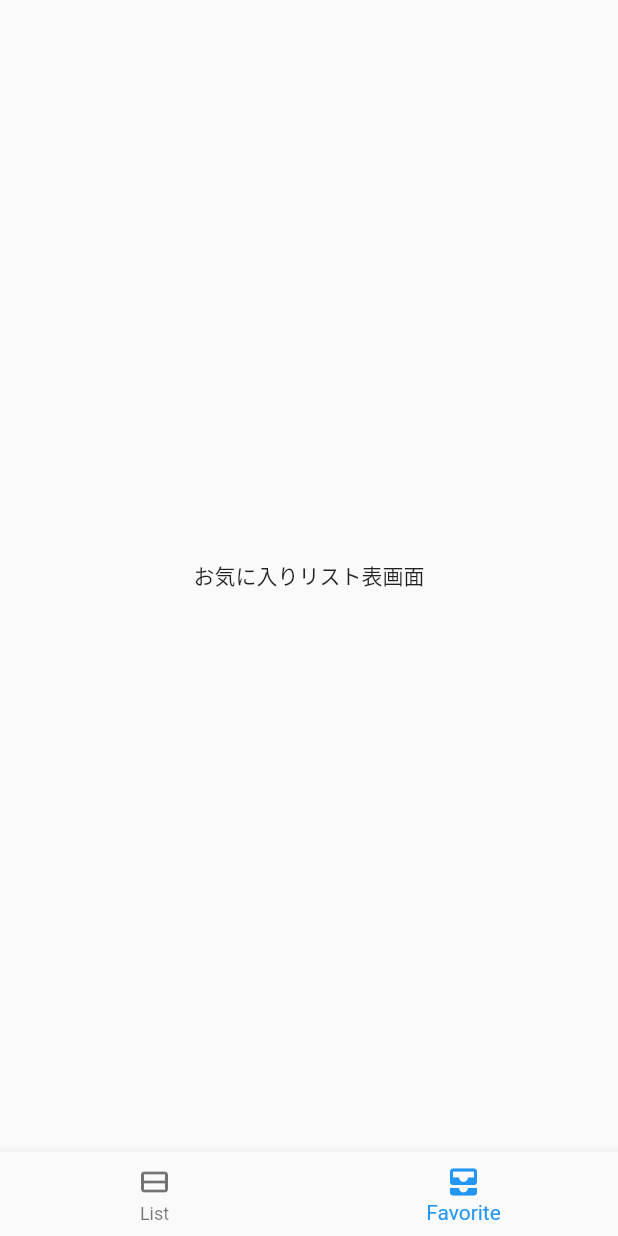
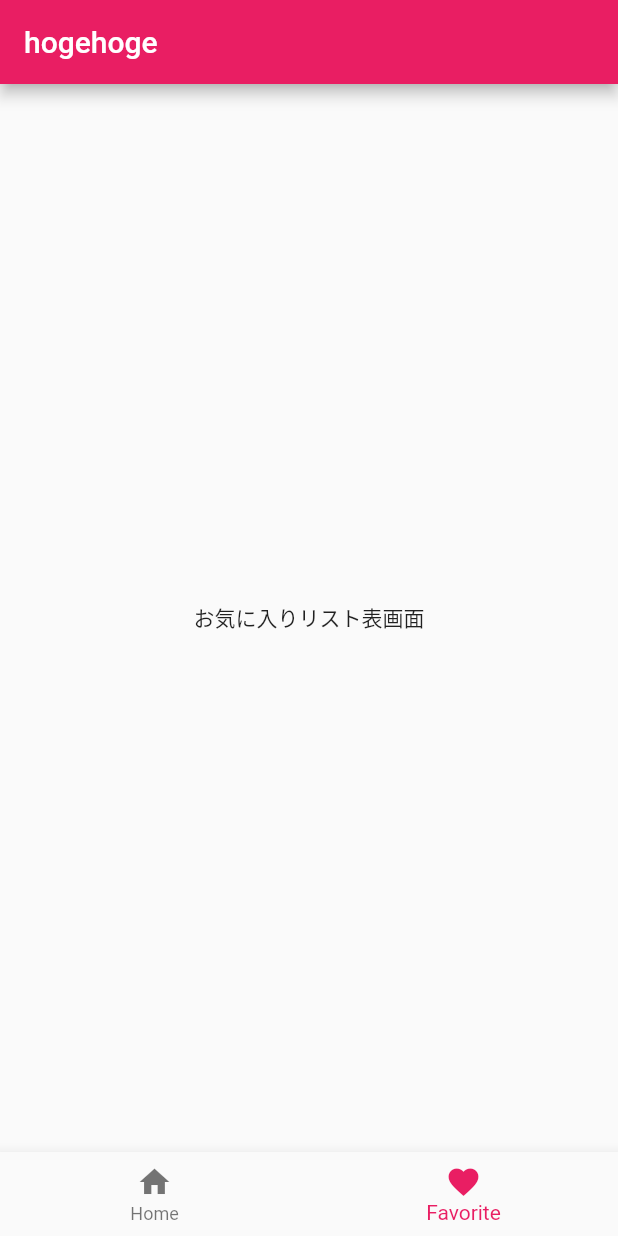
Before and after one commit to kiyokawakouji/list_sample, a Flutter app: the screen it shows after launch, item 2 of the bottom bar chosen, on a phone screen of 412 x 824 dp. Run offline on Flutter 3.47's test engine with Material 2 defaults, Android fonts, the phone set to English and light mode, and no system bars.

Commit message:
bottomnavigationをsetStateで制御する

```diff
--- /dev/null
+++ b/lib/home.dart
@@ -0,0 +1,49 @@
+import 'package:flutter/material.dart';
+import 'package:list_sample/views_screens/photo_list_view.dart';
+import 'package:list_sample/views_screens/favorite_list_view.dart';
+
+class Home extends StatefulWidget {
+  const Home({Key? key}) : super(key: key);
+
+  @override
+  _HomeState createState() => _HomeState();
+}
+
+class _HomeState extends State<Home> {
+  var _selectIndex = 0;
+
+  final _pages = <Widget>[
+    const PhotoListView(),
+    const FavoriteListView(),
+  ];
+
+  void _onTapItem(int index) {
+    setState(() {
+      _selectIndex = index;
+    });
+  }
+
+  @override
+  Widget build(BuildContext context) {
+    return Scaffold(
+      appBar: AppBar(
+        title: const Text('hogehoge'),
+      ),
+      body: _pages[_selectIndex],
+      bottomNavigationBar: BottomNavigationBar(
+        items: const [
+          BottomNavigationBarItem(
+            icon: Icon(Icons.home),
+            label: 'Home',
+          ),
+          BottomNavigationBarItem(
+            icon: Icon(Icons.favorite),
+            label: 'Favorite',
+          ),
+        ],
+        currentIndex: _selectIndex,
+        onTap: _onTapItem,
+      ),
+    );
+  }
+}
--- a/lib/main.dart
+++ b/lib/main.dart
@@ -1,31 +1,21 @@
 import 'package:flutter/material.dart';
-import 'package:list_sample/views_screens/root_page.dart';
+import 'package:list_sample/home.dart';
 
-void main() {
-  runApp(MyApp());
-}
+void main() => runApp(const MyApp());
 
 class MyApp extends StatelessWidget {
+  const MyApp({Key? key}) : super(key: key);
+
+  static const String _title = 'Flutter Code Sample';
+
   @override
   Widget build(BuildContext context) {
     return MaterialApp(
-      title: 'Flutter Demo',
+      title: _title,
       theme: ThemeData(
-        brightness: Brightness.light,
-        primarySwatch: Colors.blue,
-        visualDensity: VisualDensity.adaptivePlatformDensity,
-        pageTransitionsTheme: const PageTransitionsTheme(
-          builders: <TargetPlatform, PageTransitionsBuilder>{
-            TargetPlatform.android: FadeUpwardsPageTransitionsBuilder(),
-            TargetPlatform.iOS: FadeUpwardsPageTransitionsBuilder(),
-          },
-        ),
+        primarySwatch: Colors.pink,
       ),
-      darkTheme: ThemeData(brightness: Brightness.dark),
-      initialRoute: '/',
-      routes: <String, WidgetBuilder>{
-        '/': (_) => RootPage(),
-      },
+      home: const Home(),
     );
   }
 }
--- a/lib/view_models/bottom_navigation_model.dart
+++ /dev/null
@@ -1,12 +0,0 @@
-import 'package:flutter/material.dart';
-
-class BottomNavigationModel extends ChangeNotifier {
-  int _currentIndex = 0;
-
-  int get currentIndex => _currentIndex;
-
-  set currentIndex(int index) {
-    _currentIndex = index;
-    notifyListeners();
-  }
-}
--- a/lib/views_screens/list_view.dart
+++ b/lib/views_screens/photo_list_view.dart
@@ -1,7 +1,7 @@
 import 'package:flutter/material.dart';
 
-class ListView extends StatelessWidget {
-  const ListView({Key? key}) : super(key: key);
+class PhotoListView extends StatelessWidget {
+  const PhotoListView({Key? key}) : super(key: key);
 
   @override
   Widget build(BuildContext context) {
--- a/lib/views_screens/root_page.dart
+++ /dev/null
@@ -1,43 +0,0 @@
-import 'package:flutter/material.dart';
-import 'package:list_sample/view_models/bottom_navigation_model.dart';
-import 'package:list_sample/views_screens/favorite_list_view.dart';
-import 'package:provider/provider.dart';
-
-class RootPage extends StatelessWidget {
-  final List<Widget> _pageList = <Widget>[
-    ListView(),
-    const FavoriteListView(),
-  ];
-
-  @override
-  Widget build(BuildContext context) {
-    return ChangeNotifierProvider<BottomNavigationModel>(
-      create: (_) => BottomNavigationModel(),
-      child: Consumer<BottomNavigationModel>(
-        builder: (context, model, child) {
-          final tabItems = [
-            const BottomNavigationBarItem(
-              icon: Icon(Icons.view_stream_outlined),
-              label: 'List',
-            ),
-            const BottomNavigationBarItem(
-              icon: Icon(Icons.all_inbox),
-              label: 'Favorite',
-            ),
-          ];
-
-          return Scaffold(
-            body: _pageList[model.currentIndex],
-            bottomNavigationBar: BottomNavigationBar(
-              currentIndex: model.currentIndex,
-              onTap: (index) {
-                model.currentIndex = index;
-              },
-              items: tabItems,
-            ),
-          );
-        },
-      ),
-    );
-  }
-}
--- a/pubspec.yaml
+++ b/pubspec.yaml
@@ -39,6 +39,7 @@ dependencies:
 dev_dependencies:
   flutter_test:
     sdk: flutter
+  pedantic_mono: any
 
   # The "flutter_lints" package below contains a set of recommended lints to
   # encourage good coding practices. The lint set provided by the package is
```
Also changed, not shown: pubspec.lock.
